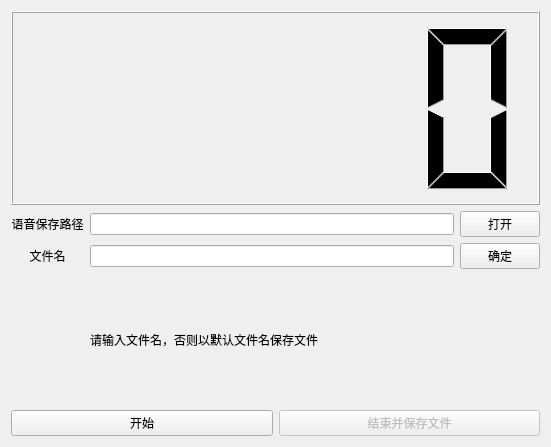
This is ui/sound_recording_frame.ui in wp19991/speech_enhancement as Qt 5 draws it before an edit. The edited form follows.
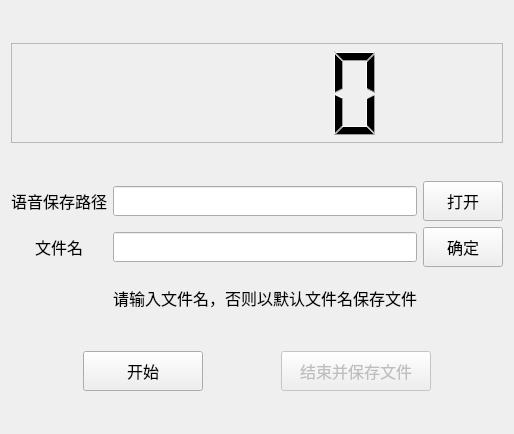
This is the edited form. Icons and pictures are not drawn.

```diff
--- a/ui/sound_recording_frame.ui
+++ b/ui/sound_recording_frame.ui
@@ -6,8 +6,8 @@
    <rect>
     <x>0</x>
     <y>0</y>
-    <width>551</width>
-    <height>447</height>
+    <width>507</width>
+    <height>434</height>
    </rect>
   </property>
   <property name="windowTitle">
@@ -20,6 +20,37 @@
   <layout class="QVBoxLayout" name="verticalLayout">
    <item>
     <widget class="QLCDNumber" name="lcdNumber">
+     <property name="minimumSize">
+      <size>
+       <width>0</width>
+       <height>90</height>
+      </size>
+     </property>
+     <property name="maximumSize">
+      <size>
+       <width>999999</width>
+       <height>100</height>
+      </size>
+     </property>
+     <property name="font">
+      <font>
+       <family>Algerian</family>
+       <weight>50</weight>
+       <bold>false</bold>
+      </font>
+     </property>
+     <property name="frameShape">
+      <enum>QFrame::StyledPanel</enum>
+     </property>
+     <property name="frameShadow">
+      <enum>QFrame::Raised</enum>
+     </property>
+     <property name="lineWidth">
+      <number>2</number>
+     </property>
+     <property name="smallDecimalPoint">
+      <bool>false</bool>
+     </property>
      <property name="mode">
       <enum>QLCDNumber::Dec</enum>
      </property>
@@ -32,6 +63,17 @@
     <layout class="QGridLayout" name="gridLayout">
      <item row="0" column="2">
       <widget class="QPushButton" name="sound_recording_save_path_pushButton">
+       <property name="minimumSize">
+        <size>
+         <width>0</width>
+         <height>40</height>
+        </size>
+       </property>
+       <property name="font">
+        <font>
+         <pointsize>12</pointsize>
+        </font>
+       </property>
        <property name="cursor">
         <cursorShape>PointingHandCursor</cursorShape>
        </property>
@@ -45,6 +87,12 @@
      </item>
      <item row="0" column="1">
       <widget class="QLineEdit" name="sound_recording_save_path_lineEdit">
+       <property name="minimumSize">
+        <size>
+         <width>0</width>
+         <height>30</height>
+        </size>
+       </property>
        <property name="readOnly">
         <bool>true</bool>
        </property>
@@ -52,6 +100,11 @@
      </item>
      <item row="1" column="0">
       <widget class="QLabel" name="label_2">
+       <property name="font">
+        <font>
+         <pointsize>12</pointsize>
+        </font>
+       </property>
        <property name="text">
         <string>文件名</string>
        </property>
@@ -62,6 +115,17 @@
      </item>
      <item row="1" column="2">
       <widget class="QPushButton" name="save_name_pushButton">
+       <property name="minimumSize">
+        <size>
+         <width>0</width>
+         <height>40</height>
+        </size>
+       </property>
+       <property name="font">
+        <font>
+         <pointsize>12</pointsize>
+        </font>
+       </property>
        <property name="cursor">
         <cursorShape>PointingHandCursor</cursorShape>
        </property>
@@ -74,10 +138,22 @@
       </widget>
      </item>
      <item row="1" column="1">
-      <widget class="QLineEdit" name="save_name_lineEdit"/>
+      <widget class="QLineEdit" name="save_name_lineEdit">
+       <property name="minimumSize">
+        <size>
+         <width>0</width>
+         <height>30</height>
+        </size>
+       </property>
+      </widget>
      </item>
      <item row="0" column="0">
       <widget class="QLabel" name="label">
+       <property name="font">
+        <font>
+         <pointsize>12</pointsize>
+        </font>
+       </property>
        <property name="text">
         <string>&lt;html&gt;&lt;head/&gt;&lt;body&gt;&lt;p&gt;语音保存路径&lt;/p&gt;&lt;/body&gt;&lt;/html&gt;</string>
        </property>
@@ -88,6 +164,23 @@
      </item>
      <item row="2" column="1">
       <widget class="QLabel" name="show_save_path_label">
+       <property name="minimumSize">
+        <size>
+         <width>0</width>
+         <height>40</height>
+        </size>
+       </property>
+       <property name="maximumSize">
+        <size>
+         <width>16777215</width>
+         <height>30</height>
+        </size>
+       </property>
+       <property name="font">
+        <font>
+         <pointsize>12</pointsize>
+        </font>
+       </property>
        <property name="toolTip">
         <string>最后文件保存的路径以及文件名显示</string>
        </property>
@@ -102,6 +195,23 @@
     <layout class="QHBoxLayout" name="horizontalLayout_3">
      <item>
       <widget class="QPushButton" name="sound_recording_save_path_start_pushButton">
+       <property name="minimumSize">
+        <size>
+         <width>90</width>
+         <height>40</height>
+        </size>
+       </property>
+       <property name="maximumSize">
+        <size>
+         <width>120</width>
+         <height>16777215</height>
+        </size>
+       </property>
+       <property name="font">
+        <font>
+         <pointsize>12</pointsize>
+        </font>
+       </property>
        <property name="cursor">
         <cursorShape>PointingHandCursor</cursorShape>
        </property>
@@ -122,6 +232,23 @@
        <property name="enabled">
         <bool>false</bool>
        </property>
+       <property name="minimumSize">
+        <size>
+         <width>90</width>
+         <height>40</height>
+        </size>
+       </property>
+       <property name="maximumSize">
+        <size>
+         <width>150</width>
+         <height>16777215</height>
+        </size>
+       </property>
+       <property name="font">
+        <font>
+         <pointsize>12</pointsize>
+        </font>
+       </property>
        <property name="cursor">
         <cursorShape>PointingHandCursor</cursorShape>
        </property>
```
Left out of the diff: 8 changed lines with no effect on the pictures.
